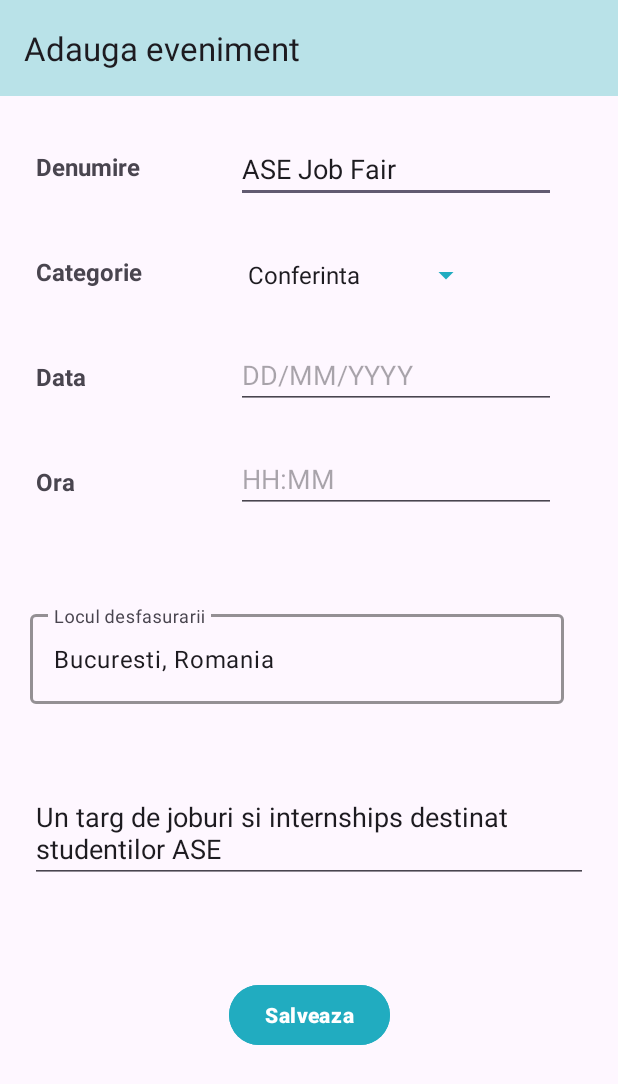
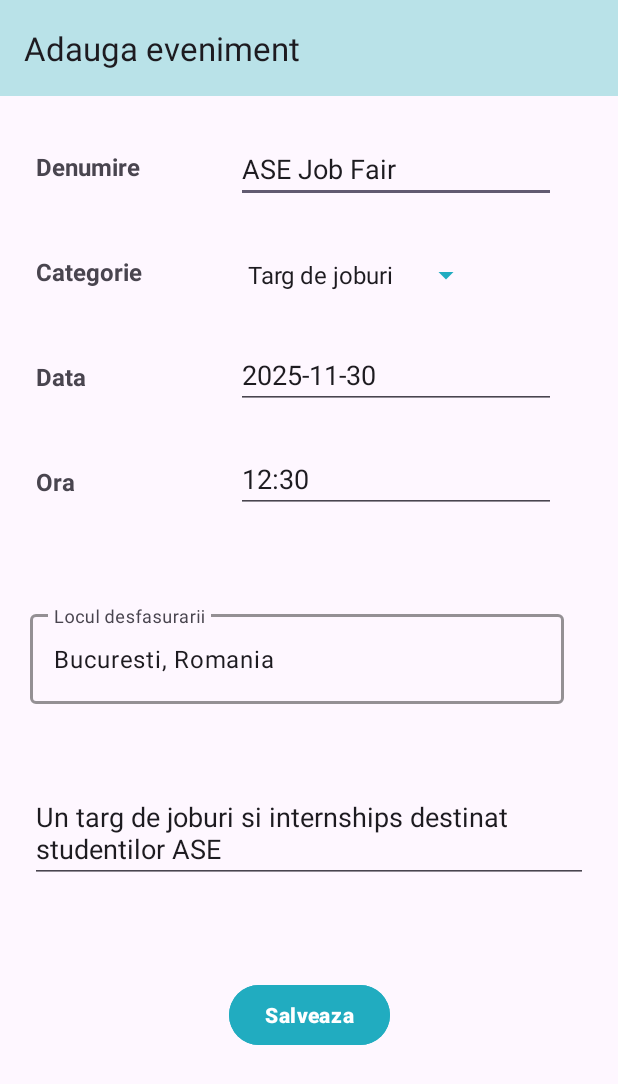
Before and after one commit to andreeatcl/dam-seminar-app, an Android app: the screen it shows after launch (AddActivity), after a tap on "ASE Job Fair", on a phone screen of 412 x 824 dp. Shown: the top 1084 px of the screen. Run offline under Robolectric (Android 15) with nearby library versions, the phone set to English and light mode, and no system bars.

Commit message:
tema seminar 9
am modificat codul astfel incat datele sa fie incarcate dintr-un fisier JSON stocat local + preluarea si updatarea tuturor datelor (modificari la data + ora) + small fixes

```diff
--- a/app/src/main/java/ro/ase/pdm/events/AdaptorEvenimente.java
+++ b/app/src/main/java/ro/ase/pdm/events/AdaptorEvenimente.java
@@ -45,14 +45,15 @@ public class AdaptorEvenimente extends ArrayAdapter<Eveniment> {
         // 4. populare controale macheta
         textViewDenumire.setText(eveniment.getDenumire());
         textViewCategorie.setText(eveniment.getCategorie());
-        textViewData.setText(eveniment.getData());
+        textViewData.setText(eveniment.getData() + " " + eveniment.getOra());
         textViewLoc.setText(eveniment.getLoculDesfasurarii());
         textViewDescriere.setText(eveniment.getDescriere());
 
         // coloram diferit in functie de pozitie in lista
-        // sem 9 to do - de ce se coloreaza incorect evenimentele dupa import json?
         if (position % 2 == 0) {
             view.setBackgroundColor(ContextCompat.getColor(getContext(), R.color.pale_turquoise));
+        } else {
+            view.setBackgroundColor(ContextCompat.getColor(getContext(), R.color.white));
         }
 
         // evidentiem diferit in functie de categorie
--- a/app/src/main/java/ro/ase/pdm/events/AddActivity.java
+++ b/app/src/main/java/ro/ase/pdm/events/AddActivity.java
@@ -15,6 +15,9 @@ import androidx.core.view.ViewCompat;
 import androidx.core.view.WindowInsetsCompat;
 
 import com.google.android.material.appbar.MaterialToolbar;
+
+import java.util.Arrays;
+import java.util.List;
 
 import ro.ase.pdm.events.model.Eveniment;
 
@@ -48,12 +51,13 @@ public class AddActivity extends AppCompatActivity {
 
             String denumire = editTextDenumire.getText().toString();
             String categorie = spinnerCategorie.getSelectedItem().toString();
-            String data = editTextData.getText().toString() + " " + editTextOra.getText().toString();
+            String data = editTextData.getText().toString();
+            String ora = editTextOra.getText().toString();
             String locul = editTextLocul.getText().toString();
             String descriere = editTextDescriere.getText().toString();
 
             try {
-                Eveniment eveniment = new Eveniment(denumire, categorie, data, locul, descriere);
+                Eveniment eveniment = new Eveniment(denumire, categorie, data, ora, locul, descriere);
                 Toast.makeText(this, "S-a salvat evenimentul" + eveniment, Toast.LENGTH_LONG).show();
                 setResult(RESULT_OK, new Intent()
                         .putExtra(MainActivity.CHEIE_EVENIMENT, eveniment)
@@ -84,8 +88,23 @@ public class AddActivity extends AppCompatActivity {
 
     void populeazaControale() {
         editTextDenumire.setText(eveniment.getDenumire());
-        // etc - to do
+        editTextData.setText(eveniment.getData());
+        editTextOra.setText(eveniment.getOra());
         editTextLocul.setText(eveniment.getLoculDesfasurarii());
         editTextDescriere.setText(eveniment.getDescriere());
+
+        // spinner categorie
+        String categorie = eveniment.getCategorie();
+        String[] categorii = this.getResources().getStringArray(R.array.categorii);
+
+        List<String> listaCategorii = Arrays.asList(categorii);
+        int position = listaCategorii.indexOf(categorie);
+
+        if (position >= 0) {
+            spinnerCategorie.setSelection(position);
+        } else {
+            spinnerCategorie.setSelection(0);
+        }
+
     }
 }
--- a/app/src/main/java/ro/ase/pdm/events/MainActivity.java
+++ b/app/src/main/java/ro/ase/pdm/events/MainActivity.java
@@ -28,6 +28,7 @@ import com.google.android.material.floatingactionbutton.FloatingActionButton;
 import java.util.ArrayList;
 import java.util.List;
 
+import ro.ase.pdm.events.data.LocalData;
 import ro.ase.pdm.events.data.RemoteData;
 import ro.ase.pdm.events.model.Eveniment;
 
@@ -95,9 +96,9 @@ public class MainActivity extends AppCompatActivity {
 
         listViewEvenimente = findViewById(R.id.listViewEvenimente);
         try {
-            evenimente.add(new Eveniment("ITFest Hackathon", "Hackathon", "20/11/2025 17:00", "Bucuresti, Romania", "Un hackathon pentru studentii CSIE"));
-            evenimente.add(new Eveniment("DevCon", "Conferinta", "25/11/2025 09:45", "Bucuresti, Romania", "O conferinta pentru dezvoltatori si pasionati de IT"));
-            evenimente.add(new Eveniment("ASE Job Fair", "Targ de joburi", "30/11/2025 12:30", "Bucuresti, Romania", "Un targ de joburi si internships destinat studentilor ASE"));
+            evenimente.add(new Eveniment("ITFest Hackathon", "Hackathon", "2025-11-20", "17:00", "Bucuresti, Romania", "Un hackathon pentru studentii CSIE"));
+            evenimente.add(new Eveniment("DevCon", "Conferinta", "2025-11-25", "09:45", "Bucuresti, Romania", "O conferinta pentru dezvoltatori si pasionati de IT"));
+            evenimente.add(new Eveniment("ASE Job Fair", "Targ de joburi", "2025-11-30", "12:30", "Bucuresti, Romania", "Un targ de joburi si internships destinat studentilor ASE"));
         } catch (Exception e) {
             throw new RuntimeException(e);
         }
@@ -128,7 +129,7 @@ public class MainActivity extends AppCompatActivity {
     public boolean onOptionsItemSelected(@NonNull MenuItem item) {
 
         if (item.getItemId() == R.id.action_despre) {
-            Intent intent = new Intent(this,DespreActivity.class);
+            Intent intent = new Intent(this, DespreActivity.class);
             startActivity(intent);
             return true;
         }
@@ -139,8 +140,9 @@ public class MainActivity extends AppCompatActivity {
                         // codul se executa intr-un alt fir
                         // evenimente.clear();
                         try {
-                            evenimente.addAll(
-                                    RemoteData.incarcaEvenimente("https://pastebin.com/raw/5futYXie"));
+                            //evenimente.addAll(
+                            //        RemoteData.incarcaEvenimente("https://pastebin.com/raw/5futYXie"));
+                            evenimente.addAll(LocalData.incarcaEvenimente(this));
                             // codul se executa in firul principal
                             runOnUiThread(() -> adaptor.notifyDataSetChanged());
 
--- a/app/src/main/java/ro/ase/pdm/events/data/RemoteData.java
+++ b/app/src/main/java/ro/ase/pdm/events/data/RemoteData.java
@@ -22,7 +22,11 @@ public class RemoteData {
             Eveniment eveniment = new Eveniment();
             eveniment.setDenumire(object.getString("denumire"));
             eveniment.setCategorie(object.getString("categorie"));
-            //etc - to do - parse json date obj or change app date format
+            eveniment.setData(object.getString("data"));
+            eveniment.setOra(object.getString("ora"));
+            eveniment.setLoculDesfasurarii(object.getString("locatia"));
+            eveniment.setDescriere(object.getString("descriere"));
+
             evenimente.add(eveniment);
         }
 
--- a/app/src/main/java/ro/ase/pdm/events/model/Eveniment.java
+++ b/app/src/main/java/ro/ase/pdm/events/model/Eveniment.java
@@ -6,13 +6,15 @@ public class Eveniment implements Serializable {
     String denumire;
     String categorie;
     String data;
+    String ora;
     String loculDesfasurarii;
     String descriere;
 
-    public Eveniment(String denumire, String categorie, String data, String loculDesfasurarii, String descriere) throws Exception {
+    public Eveniment(String denumire, String categorie, String data, String ora, String loculDesfasurarii, String descriere) throws Exception {
         setDenumire(denumire);
         setCategorie(categorie);
         setData(data);
+        setOra(ora);
         setLoculDesfasurarii(loculDesfasurarii);
         setDescriere(descriere);
     }
@@ -47,10 +49,21 @@ public class Eveniment implements Serializable {
     }
 
     public void setData(String data) throws Exception {
-        if (data.isEmpty() || !data.matches("^\\d{2}/\\d{2}/\\d{4}\\s\\d{2}:\\d{2}$"))
+        if (data.isEmpty() || !data.matches("^\\d{4}-\\d{2}-\\d{2}$"))
             throw new Exception("Data evenimentului nu este valida.");
 
         this.data = data;
+    }
+
+    public String getOra() {
+        return ora;
+    }
+
+    public void setOra(String ora) throws Exception {
+        if (ora.isEmpty() || !ora.matches("^\\d{2}:\\d{2}$"))
+            throw new Exception("Ora evenimentului nu este valida.");
+
+        this.ora = ora;
     }
 
     public String getLoculDesfasurarii() {
@@ -78,6 +91,7 @@ public class Eveniment implements Serializable {
                 "denumire='" + denumire + '\'' +
                 ", categorie='" + categorie + '\'' +
                 ", data='" + data + '\'' +
+                ", ora='" + ora + '\'' +
                 ", loculDesfasurarii='" + loculDesfasurarii + '\'' +
                 ", descriere='" + descriere + '\'' +
                 '}';
--- a/app/src/main/res/values/strings.xml
+++ b/app/src/main/res/values/strings.xml
@@ -13,7 +13,7 @@
     <string name="descriere_placeholder">Descrieti eveniment</string>
     <string name="salveaza">Salveaza</string>
     <string name="denumire_placeholder">Numele evenimentului</string>
-    <string name="data_placeholder">DD/MM/YYYY</string>
+    <string name="data_placeholder">YYYY-MM-DD</string>
     <string name="ora_placeholder">HH:MM</string>
     <string name="fulldata_placeholder">DD/MM/YYYY HH:MM</string>
     <string name="categorie_placeholder">Categorie</string>
```
Also changed, not shown: app/src/main/java/ro/ase/pdm/events/data/LocalData.java (added, +61 -0 lines), app/src/main/res/raw/evenimente.json (added, +92 -0 lines).
